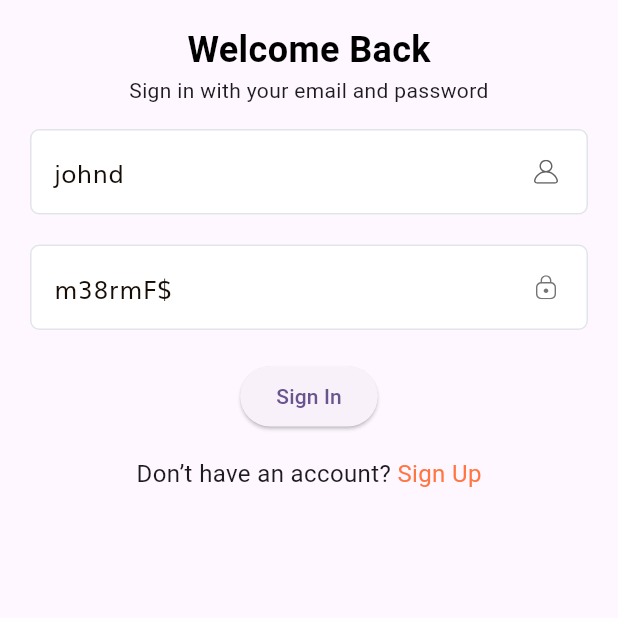
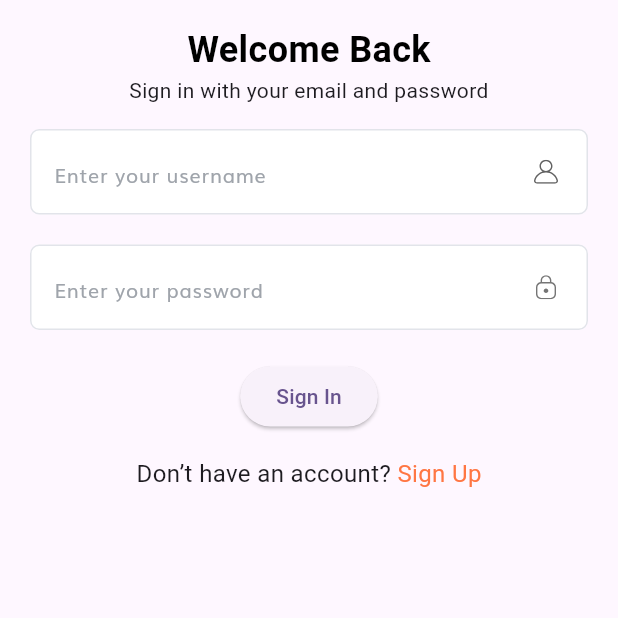
Before and after one commit to Devsinglad/e_commerce_app, a Flutter app: the SignInScreen screen opened by its route, on a phone screen of 412 x 824 dp, the top half of it. Run offline on Flutter 3.47's test engine with Material 3 defaults, Android fonts, the phone set to English and light mode, and no system bars; our stand-ins replace flutter_screenutil, flutter_svg, fluttertoast, hive_flutter; accounts and stored records are empty; generated files the repository leaves out were written again.

Commit message:
manifest update

```diff
--- a/lib/data/database.dart
+++ b/lib/data/localDB/database.dart
@@ -3,7 +3,7 @@ import 'package:hive_flutter/adapters.dart';
 class HiveKeys {
   static const String appBox = "appBox";
   static const String token = 'token';
-  static const String user = "userNumber";
+  static const String user = "user";
 }
 
 abstract class AbstractHive {
--- /dev/null
+++ b/lib/models/user_model.dart
@@ -0,0 +1,21 @@
+// user_model.dart
+
+import 'package:hive_flutter/adapters.dart';
+part 'user_model.g.dart';
+
+@HiveType(typeId: 0)
+class User {
+  @HiveField(0)
+  late String username;
+  @HiveField(1)
+  late String city;
+  @HiveField(2)
+  late String password;
+
+
+  User({
+    required this.username,
+    required this.password,
+    required this.city,
+  });
+}
--- a/lib/provider/controller.dart
+++ b/lib/provider/controller.dart
@@ -1,30 +1,39 @@
 import 'package:flutter/material.dart';
-class AppControllers extends ChangeNotifier{
-  final TextEditingController _emailController=TextEditingController();
-  final TextEditingController _passwordController=TextEditingController();
-  final TextEditingController _confirmPasswordController=TextEditingController();
-  final TextEditingController _firstNameController=TextEditingController();
-  final TextEditingController _userNameController=TextEditingController();
-  final TextEditingController _lastNameController=TextEditingController();
-  final TextEditingController _phoneNumberController=TextEditingController();
 
-  TextEditingController get firstNameController => _firstNameController;
-  final TextEditingController _cityController=TextEditingController();
+import '../models/product_category.dart';
 
-  TextEditingController get emailController => _emailController;
+class AppControllers extends ChangeNotifier {
+  bool isFavourite = false;
+  final TextEditingController _passwordController = TextEditingController();
+  final TextEditingController _confirmPasswordController =
+      TextEditingController();
+  final TextEditingController _userNameController = TextEditingController();
+
+  final TextEditingController _cityController = TextEditingController();
+
   TextEditingController get userNameController => _userNameController;
-
 
   TextEditingController get passwordController => _passwordController;
 
   TextEditingController get confirmPasswordController =>
       _confirmPasswordController;
 
-  TextEditingController get fullNameController => _firstNameController;
+  TextEditingController get cityController => _cityController;
 
-  TextEditingController get lastNameController => _lastNameController;
 
-  TextEditingController get phoneNumberController => _phoneNumberController;
+  List<ProductsInEachCat> favoriteProducts = [];
 
-  TextEditingController get cityController => _cityController;
+  bool isFavorite(int productId) {
+    return favoriteProducts.any((product) => product.id == productId);
+  }
+
+  void toggleFavorite({required ProductsInEachCat product}) {
+    if (isFavorite(product.id)) {
+      favoriteProducts.removeWhere((favoriteProduct) => favoriteProduct.id == product.id);
+    } else {
+      favoriteProducts.add(product);
+    }
+
+    notifyListeners();
+  }
 }
--- a/lib/screens/details/details_screen.dart
+++ b/lib/screens/details/details_screen.dart
@@ -3,8 +3,6 @@ import 'package:e_commerce_app/models/product_category.dart';
 import 'package:flutter/material.dart';
 import 'package:flutter_svg/flutter_svg.dart';
 import 'package:provider/provider.dart';
-
-import '../../models/Product.dart';
 import 'components/product_description.dart';
 import 'components/product_images.dart';
 import 'components/top_rounded_container.dart';
@@ -98,8 +96,6 @@ class _DetailsScreenState extends State<DetailsScreen> {
           QuantityWidget(
             initialQuantity: 1,
             onQuantityChanged: (newQuantity) {
-
-              print('New Quantity: $newQuantity');
               quantity=newQuantity;
               setState(() {
 
--- a/lib/screens/home/components/special_offers.dart
+++ b/lib/screens/home/components/special_offers.dart
@@ -21,7 +21,6 @@ class _SpecialOffersState extends State<SpecialOffers> {
       var category = Provider.of<ProductApi>(context, listen: false);
       category.getCategories();
     });
-    // TODO: implement initState
     super.initState();
   }
 
@@ -100,7 +99,7 @@ class SpecialOfferCard extends StatelessWidget {
   @override
   Widget build(BuildContext context) {
     return Padding(
-      padding: const EdgeInsets.only(left: 20, top: 10),
+      padding: const EdgeInsets.only(left: 20, top: 20,right: 20),
       child: GestureDetector(
         onTap: press,
         child: SizedBox(
@@ -142,6 +141,7 @@ class SpecialOfferCard extends StatelessWidget {
                           style: const TextStyle(
                             fontSize: 18,
                             fontWeight: FontWeight.bold,
+
                           ),
                         ),
                       ],
--- a/lib/screens/profile/components/profile_menu.dart
+++ b/lib/screens/profile/components/profile_menu.dart
@@ -31,7 +31,7 @@ class ProfileMenu extends StatelessWidget {
           children: [
             SvgPicture.asset(
               icon,
-              color: kPrimaryColor,
+              theme: const SvgTheme(currentColor:kPrimaryColor, ),
               width: 22,
             ),
             const SizedBox(width: 20),
--- a/lib/screens/sign_in/components/sign_form.dart
+++ b/lib/screens/sign_in/components/sign_form.dart
@@ -7,7 +7,6 @@ import 'package:flutter_screenutil/flutter_screenutil.dart';
 import 'package:provider/provider.dart';
 import '../../../components/c_text_form_field.dart';
 import '../../../components/custom_surfix_icon.dart';
-import '../../../config/routes.dart';
 import '../../../provider/controller.dart';
 
 class SignForm extends StatefulWidget {
@@ -57,8 +56,6 @@ class _SignFormState extends State<SignForm> {
                   snapshot.signIn(controllers.userNameController.text,
                       controllers.passwordController.text, context);
                   print(snapshot.buttonState);
-
-
                 }
               },
               child: snapshot.buttonState == ButtonState.loading
@@ -70,4 +67,5 @@ class _SignFormState extends State<SignForm> {
       ),
     );
   }
+
 }
--- a/lib/screens/sign_in/sign_in_screen.dart
+++ b/lib/screens/sign_in/sign_in_screen.dart
@@ -1,8 +1,5 @@
 import 'package:flutter/material.dart';
-import 'package:provider/provider.dart';
-
 import '../../components/no_account_text.dart';
-import '../../provider/controller.dart';
 import 'components/sign_form.dart';
 
 class SignInScreen extends StatefulWidget {
@@ -14,14 +11,6 @@ class SignInScreen extends StatefulWidget {
 
 class _SignInScreenState extends State<SignInScreen> {
 
-  @override
-  void initState() {
-    // TODO: implement initState
-    super.initState();
-    var provider = Provider.of<AppControllers>(context,listen: false);
-    provider.userNameController.text = 'johnd';
-    provider.passwordController.text = r'm38rmF$';
-  }
   @override
   Widget build(BuildContext context) {
     return const Scaffold(
@@ -50,6 +39,7 @@ class _SignInScreenState extends State<SignInScreen> {
                   SignForm(),
                   SizedBox(height: 16),
                   NoAccountText(),
+
                 ],
               ),
             ),
--- a/lib/screens/sign_up/sign_up_screen.dart
+++ b/lib/screens/sign_up/sign_up_screen.dart
@@ -1,7 +1,5 @@
 import 'package:flutter/material.dart';
 import 'package:flutter_screenutil/flutter_screenutil.dart';
-
-import '../../components/socal_card.dart';
 import '../../utils/constants.dart';
 import 'components/sign_up_form.dart';
 
--- a/pubspec.yaml
+++ b/pubspec.yaml
@@ -39,10 +39,11 @@ dependencies:
   provider: ^6.1.1
   http: ^1.1.2
   flutter_screenutil: ^5.9.0
-  loading_indicator: ^3.1.1
   hive_flutter: ^1.1.0
   fluttertoast: ^8.2.4
   intl: ^0.19.0
+  hive_generator: ^2.0.1
+  build_runner: ^2.4.7
 
 dev_dependencies:
   flutter_test:
```
Also changed, not shown: lib/components/product_card.dart (+31 -26 lines), lib/data/auth/auth_repo.dart (+63 -88 lines), lib/data/products/products_api.dart (+13 -4 lines), lib/main.dart (+4 -8 lines), lib/screens/favorite/favorite_screen.dart (+34 -25 lines), lib/screens/products/products_screen.dart (+8 -7 lines), lib/screens/sign_up/components/sign_up_form.dart (+24 -68 lines), pubspec.lock, 1 other file.
